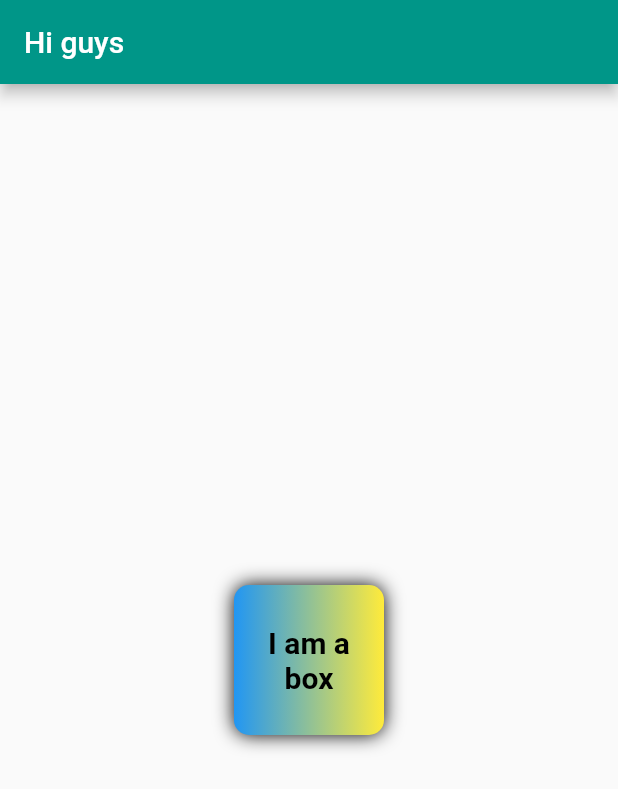
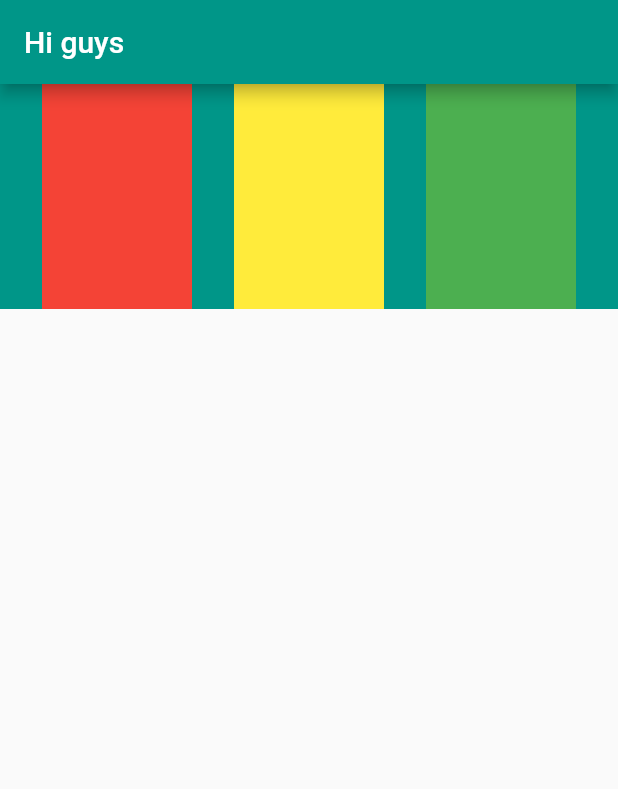
Before and after one commit to Chaeguevara/firstFlutter, a Flutter app: the screen it shows after launch, on a phone screen of 412 x 824 dp. Shown: the top 789 px of the screen. Run offline on Flutter 3.47's test engine with Material 2 defaults, Android fonts, the phone set to English and light mode, and no system bars.

Commit message:
ch2 completed

```diff
--- a/lib/main.dart
+++ b/lib/main.dart
@@ -14,37 +14,36 @@ class HomePage extends StatelessWidget {
   @override
   Widget build(BuildContext context) {
     return Scaffold(
-      appBar: AppBar(title: Text("Hi guys")),
-      body: Center(
-        child: Container(
-          padding: const EdgeInsets.all(8),
-          width: 100,
-          height: 100,
-          decoration: BoxDecoration(
-              color: Colors.red,
-              borderRadius: BorderRadius.circular(10),
-              gradient: LinearGradient(colors: [
-                Colors.blue,
-                Colors.yellow,
+        appBar: AppBar(title: Text("Hi guys")),
+        body: Container(
+          height: 150,
+          color: Colors.teal,
+          child: Row(
+              mainAxisAlignment: MainAxisAlignment.spaceEvenly,
+              crossAxisAlignment: CrossAxisAlignment.stretch,
+              children: <Widget>[
+                Container(
+                  padding: const EdgeInsets.all(8),
+                  width: 100,
+                  height: 100,
+                  color: Colors.red,
+                  alignment: Alignment.center,
+                ),
+                Container(
+                  padding: const EdgeInsets.all(8),
+                  width: 100,
+                  height: 100,
+                  color: Colors.yellow,
+                  alignment: Alignment.center,
+                ),
+                Container(
+                  padding: const EdgeInsets.all(8),
+                  width: 100,
+                  height: 100,
+                  color: Colors.green,
+                  alignment: Alignment.center,
+                ),
               ]),
-              boxShadow: [
-                BoxShadow(
-                  color: Colors.black,
-                  blurRadius: 10,
-                )
-              ]),
-          alignment: Alignment.center,
-          child: Text(
-            "I am a box",
-            textAlign: TextAlign.center,
-            style: TextStyle(
-              fontSize: 20,
-              color: Colors.black,
-              fontWeight: FontWeight.bold,
-            ),
-          ),
-        ),
-      ),
-    );
+        ));
   }
 }
```
